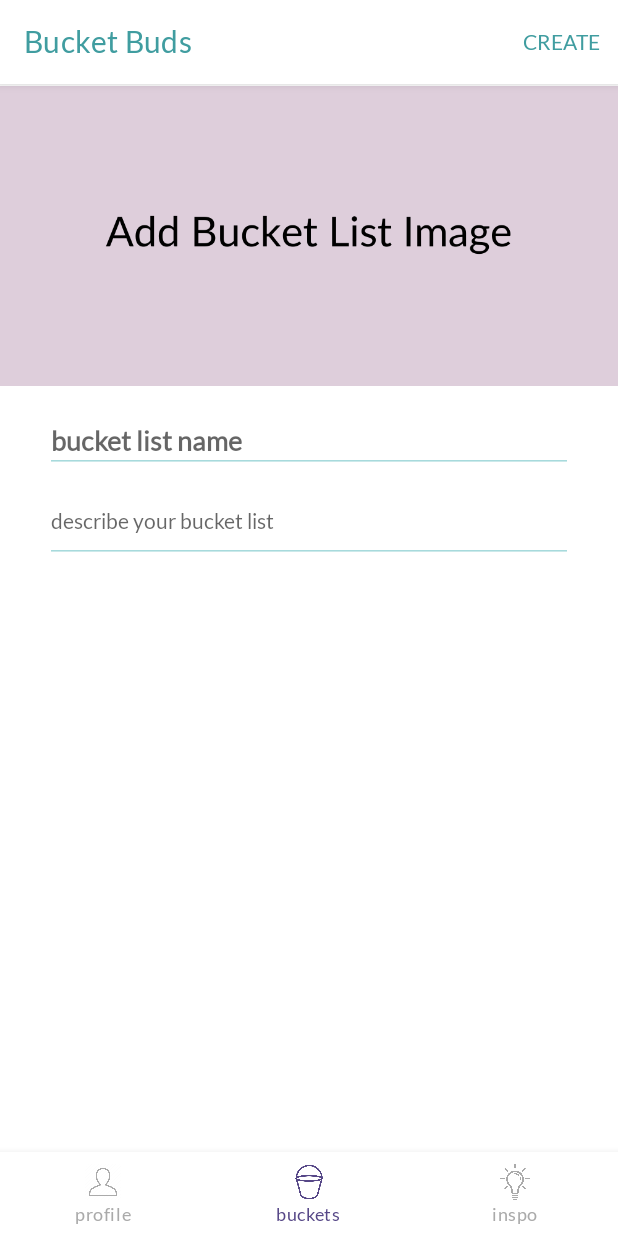
After one commit to evelynhasama/BucketBuds, an Android app: the fragment CreateBucketFragment placed in its activity, on a phone screen of 412 x 824 dp. The commit adds this screen. Run offline under Robolectric (Android 15) with nearby library versions, the phone set to English and light mode, and no system bars; libraries missing offline, so code that uses them is left out: com.parse; pictures from the network do not load.

Commit message:
Created skeleton home Bucket List and Create Bucket List screens without implementing RecyclerViews, changed menu options implementation

```diff
--- a/app/src/main/java/com/example/bucketbuds/BucketsFragment.java
+++ b/app/src/main/java/com/example/bucketbuds/BucketsFragment.java
@@ -1,65 +1,62 @@
 package com.example.bucketbuds;
 
+import android.app.Activity;
 import android.os.Bundle;
 
+import androidx.appcompat.app.AppCompatActivity;
 import androidx.fragment.app.Fragment;
+import androidx.fragment.app.FragmentActivity;
+import androidx.recyclerview.widget.RecyclerView;
 
 import android.view.LayoutInflater;
+import android.view.Menu;
+import android.view.MenuInflater;
+import android.view.MenuItem;
 import android.view.View;
 import android.view.ViewGroup;
+import android.widget.Button;
 
-/**
- * A simple {@link Fragment} subclass.
- * Use the {@link BucketsFragment#newInstance} factory method to
- * create an instance of this fragment.
- */
 public class BucketsFragment extends Fragment {
 
-    // TODO: Rename parameter arguments, choose names that match
-    // the fragment initialization parameters, e.g. ARG_ITEM_NUMBER
-    private static final String ARG_PARAM1 = "param1";
-    private static final String ARG_PARAM2 = "param2";
-
-    // TODO: Rename and change types of parameters
-    private String mParam1;
-    private String mParam2;
+    View view;
+    RecyclerView rvBuckets;
+    Button btnAddBucket;
+    Button btnSortFilter;
 
     public BucketsFragment() {
         // Required empty public constructor
     }
 
-    /**
-     * Use this factory method to create a new instance of
-     * this fragment using the provided parameters.
-     *
-     * @param param1 Parameter 1.
-     * @param param2 Parameter 2.
-     * @return A new instance of fragment BucketsFragment.
-     */
-    // TODO: Rename and change types and number of parameters
-    public static BucketsFragment newInstance(String param1, String param2) {
+    public static BucketsFragment newInstance() {
         BucketsFragment fragment = new BucketsFragment();
-        Bundle args = new Bundle();
-        args.putString(ARG_PARAM1, param1);
-        args.putString(ARG_PARAM2, param2);
-        fragment.setArguments(args);
         return fragment;
     }
 
     @Override
     public void onCreate(Bundle savedInstanceState) {
+        setHasOptionsMenu(true);
         super.onCreate(savedInstanceState);
-        if (getArguments() != null) {
-            mParam1 = getArguments().getString(ARG_PARAM1);
-            mParam2 = getArguments().getString(ARG_PARAM2);
-        }
     }
 
     @Override
     public View onCreateView(LayoutInflater inflater, ViewGroup container,
                              Bundle savedInstanceState) {
         // Inflate the layout for this fragment
-        return inflater.inflate(R.layout.fragment_buckets, container, false);
+        view = inflater.inflate(R.layout.fragment_buckets, container, false);
+        rvBuckets = view.findViewById(R.id.rvBucketsFB);
+        btnAddBucket = view.findViewById(R.id.btnAddBucketFB);
+        btnSortFilter = view.findViewById(R.id.btnSortFB);
+
+        btnAddBucket.setOnClickListener(new View.OnClickListener() {
+            @Override
+            public void onClick(View v) {
+                FragmentActivity activity = getActivity();
+                Fragment myFragment = new CreateBucketFragment();
+                activity.getSupportFragmentManager().beginTransaction().replace(R.id.flContainer, myFragment).addToBackStack(null).commit();
+            }
+        });
+
+        return view;
     }
 
 }
--- /dev/null
+++ b/app/src/main/java/com/example/bucketbuds/CreateBucketFragment.java
@@ -0,0 +1,83 @@
+package com.example.bucketbuds;
+
+import android.content.Intent;
+import android.os.Bundle;
+
+import androidx.annotation.NonNull;
+import androidx.fragment.app.Fragment;
+import androidx.fragment.app.FragmentActivity;
+import androidx.recyclerview.widget.RecyclerView;
+
+import android.view.LayoutInflater;
+import android.view.Menu;
+import android.view.MenuInflater;
+import android.view.MenuItem;
+import android.view.View;
+import android.view.ViewGroup;
+import android.widget.EditText;
+import android.widget.ImageView;
+
+import com.bumptech.glide.Glide;
+import com.parse.ParseUser;
+
+import org.jetbrains.annotations.NotNull;
+
+public class CreateBucketFragment extends Fragment {
+
+    View view;
+    EditText etBucketName;
+    EditText etBucketDescription;
+    RecyclerView rvBucketFriends;
+    ImageView ivBucketImage;
+
+    public CreateBucketFragment() {
+        // Required empty public constructor
+    }
+
+    public static CreateBucketFragment newInstance() {
+        CreateBucketFragment fragment = new CreateBucketFragment();
+        return fragment;
+    }
+
+    @Override
+    public void onCreate(Bundle savedInstanceState) {
+        setHasOptionsMenu(true);
+        super.onCreate(savedInstanceState);
+    }
+
+    @Override
+    public View onCreateView(LayoutInflater inflater, ViewGroup container,
+                             Bundle savedInstanceState) {
+        // Inflate the layout for this fragment
+        view = inflater.inflate(R.layout.fragment_create_bucket, container, false);
+        etBucketName = view.findViewById(R.id.etBucketNameFCB);
+        etBucketDescription = view.findViewById(R.id.etBucketDescriptionFCB);
+        rvBucketFriends = view.findViewById(R.id.rvBucketFriendsFCB);
+        ivBucketImage = view.findViewById(R.id.ivBucketImageFCB);
+
+        Glide.with(getContext()).load(R.drawable.bucket_placeholder).centerCrop().into(ivBucketImage);
+
+        return view;
+    }
+
+    @Override
+    public void onCreateOptionsMenu(Menu menu, MenuInflater inflater) {
+        getActivity().getMenuInflater().inflate(R.menu.menu_main, menu);
+        MenuItem miLogout = menu.findItem(R.id.logout);
+        MenuItem miCreate = menu.findItem(R.id.miCreate);
+        miLogout.setVisible(false);
+        miCreate.setVisible(true);
+        super.onCreateOptionsMenu(menu, inflater);
+    }
+
+    @Override
+    public boolean onOptionsItemSelected(MenuItem item) {
+        if (item.getItemId() == R.id.miCreate) {
+            // TODO: process create bucket list
+            FragmentActivity activity = getActivity();
+            activity.getSupportFragmentManager().beginTransaction().replace(R.id.flContainer, BucketsFragment.class, null).commit();
+        }
+        return super.onOptionsItemSelected(item);
+    }
+
+}
--- a/app/src/main/java/com/example/bucketbuds/MainActivity.java
+++ b/app/src/main/java/com/example/bucketbuds/MainActivity.java
@@ -15,8 +15,6 @@ import com.parse.ParseUser;
 
 public class MainActivity extends AppCompatActivity {
 
-    int selected;
-    MenuItem miLogout;
 
     @Override
     protected void onCreate(Bundle savedInstanceState) {
--- /dev/null
+++ b/app/src/main/res/layout/fragment_create_bucket.xml
@@ -0,0 +1,54 @@
+<?xml version="1.0" encoding="utf-8"?>
+<RelativeLayout xmlns:android="http://schemas.android.com/apk/res/android"
+    xmlns:app="http://schemas.android.com/apk/res-auto"
+    xmlns:tools="http://schemas.android.com/tools"
+    android:layout_width="match_parent"
+    android:layout_height="match_parent"
+    tools:context=".CreateBucketFragment">
+
+    <EditText
+        android:id="@+id/etBucketDescriptionFCB"
+        android:layout_width="match_parent"
+        android:layout_height="wrap_content"
+        android:layout_below="@+id/etBucketNameFCB"
+        android:layout_centerHorizontal="true"
+        android:layout_marginHorizontal="30dp"
+        android:layout_marginTop="5dp"
+        android:hint="@string/describe_your_bucket_list"
+        android:lines="2"
+        android:textColor="@color/black"
+        android:textSize="14sp" />
+
+    <ImageView
+        android:id="@+id/ivBucketImageFCB"
+        android:layout_width="match_parent"
+        android:layout_height="200dp"
+        android:layout_alignParentStart="true"
+        android:layout_alignParentTop="true"
+        android:layout_marginStart="0dp"
+        android:layout_marginTop="1dp"
+        tools:src="@tools:sample/avatars" />
+
+    <EditText
+        android:id="@+id/etBucketNameFCB"
+        android:layout_width="match_parent"
+        android:layout_height="wrap_content"
+        android:layout_below="@+id/ivBucketImageFCB"
+        android:layout_centerHorizontal="true"
+        android:layout_marginHorizontal="30dp"
+        android:layout_marginTop="15dp"
+        android:hint="@string/bucket_list_name"
+        android:textColor="@color/black"
+        android:textStyle="bold" />
+
+    <androidx.recyclerview.widget.RecyclerView
+        android:id="@+id/rvBucketFriendsFCB"
+        android:layout_width="match_parent"
+        android:layout_height="match_parent"
+        android:layout_below="@+id/etBucketDescriptionFCB"
+        android:layout_alignParentBottom="true"
+        android:layout_centerHorizontal="true"
+        android:layout_marginHorizontal="20dp"
+        android:layout_marginTop="11dp"
+        android:layout_marginBottom="8dp" />
+</RelativeLayout>
--- a/app/src/main/res/menu/menu_main.xml
+++ b/app/src/main/res/menu/menu_main.xml
@@ -1,6 +1,10 @@
 <?xml version="1.0" encoding="utf-8"?>
 <menu xmlns:app="http://schemas.android.com/apk/res-auto"
     xmlns:android="http://schemas.android.com/apk/res/android">
+    <item
+        android:id="@+id/miCreate"
+        android:title="Create"
+        app:showAsAction="always"/>
     <item
         android:id="@+id/logout"
         android:title="@string/log_out"
--- a/app/src/main/res/values/strings.xml
+++ b/app/src/main/res/values/strings.xml
@@ -19,4 +19,8 @@
     <string name="bio">bio...</string>
     <string name="cancel">Cancel</string>
     <string name="save">Save</string>
+    <!-- TODO: Remove or change this placeholder text -->
+    <string name="hello_blank_fragment">Hello blank fragment</string>
+    <string name="bucket_list_name">bucket list name</string>
+    <string name="describe_your_bucket_list">describe your bucket list</string>
 </resources>
```
Also changed, not shown: app/src/main/java/com/example/bucketbuds/ProfileFragment.java (+24 -0 lines), app/src/main/res/drawable/ic_add.xml (added, +10 -0 lines), app/src/main/res/layout/fragment_buckets.xml (+38 -5 lines), app/src/main/res/drawable-v24/bucket_placeholder.png (added).
